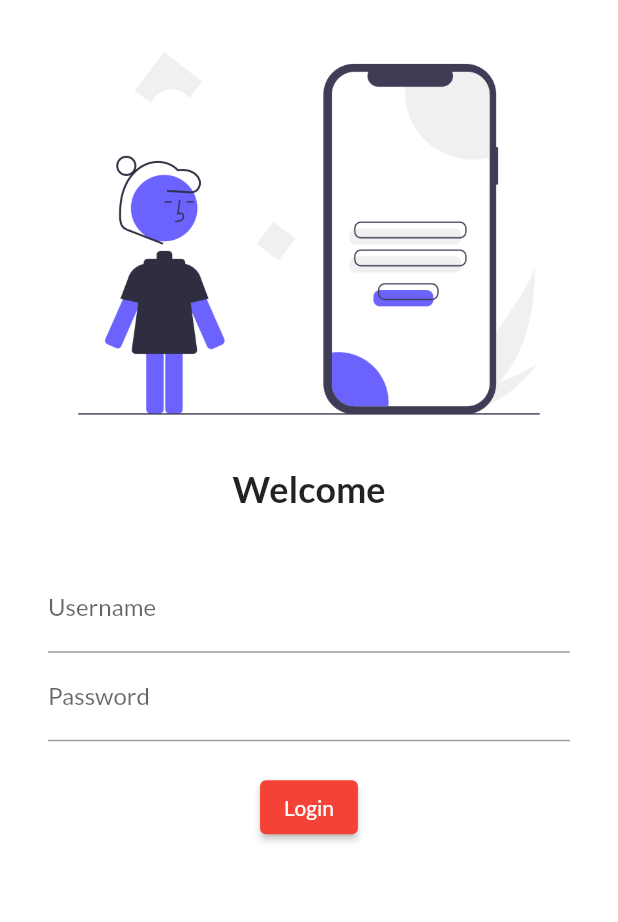
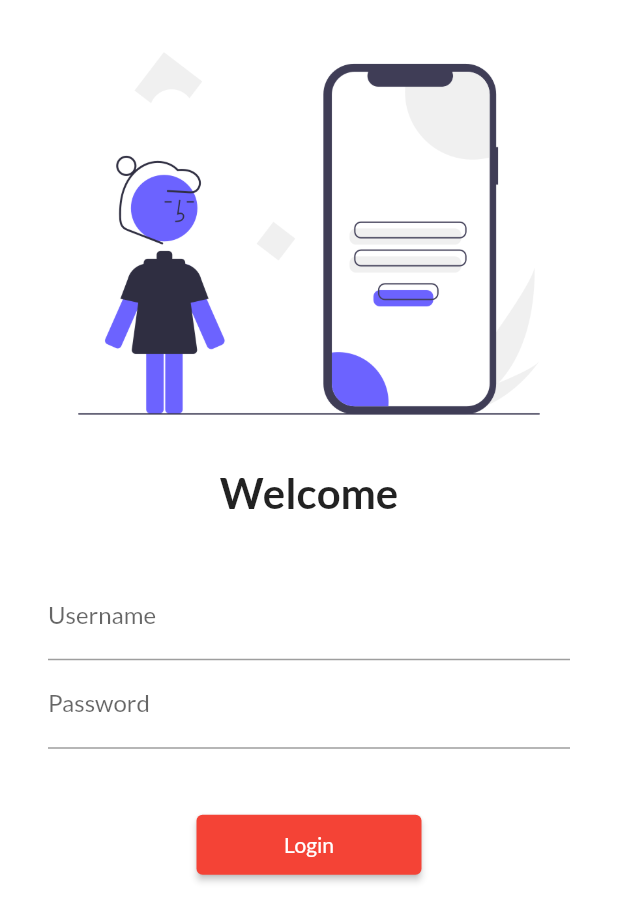
Before and after one commit to waleedraza22221/30DaysOfFlutter, a Flutter app: the screen it shows after launch, on a phone screen of 412 x 824 dp. Shown: the top 922 px of the screen. Run offline on Flutter 3.47's test engine with Material 2 defaults, Android fonts, the phone set to English and light mode, and no system bars; our stand-ins replace google_fonts.

Commit message:
Day 5 Completed

```diff
--- a/lib/main.dart
+++ b/lib/main.dart
@@ -1,6 +1,7 @@
 import 'package:flutter/material.dart';
 import 'package:flutter_catalog/pages/home_page.dart';
 import 'package:flutter_catalog/pages/login_page.dart';
+import 'package:flutter_catalog/utils/routes.dart';
 import 'package:google_fonts/google_fonts.dart';
 
 void main() {
@@ -16,12 +17,13 @@ class MyApp extends StatelessWidget {
         primarySwatch: Colors.red,
         fontFamily: GoogleFonts.lato().fontFamily,
       ),
+      //debugShowCheckedModeBanner: false,
       darkTheme: ThemeData(primarySwatch: Colors.red),
       initialRoute: "/",
       routes: {
         "/": (context) => LoginPage(),
-        "/home": (context) => HomePage(),
-        "/login": (context) => LoginPage()
+        MyRoutes.homeRoute: (context) => HomePage(),
+        MyRoutes.loginRoute: (context) => LoginPage()
       },
     );
   }
--- a/lib/pages/login_page.dart
+++ b/lib/pages/login_page.dart
@@ -1,10 +1,12 @@
 import 'package:flutter/material.dart';
+import 'package:flutter_catalog/utils/routes.dart';
 
 class LoginPage extends StatelessWidget {
   @override
   Widget build(BuildContext context) {
     return Material(
         color: Colors.white,
+        child: SingleChildScrollView(
           child: Column(
             children: [
               Image.asset(
@@ -13,7 +15,7 @@ class LoginPage extends StatelessWidget {
               ),
               Text(
                 "Welcome",
-              style: TextStyle(fontSize: 24, fontWeight: FontWeight.bold),
+                style: TextStyle(fontSize: 28, fontWeight: FontWeight.bold),
               ),
               SizedBox(
                 height: 20.0,
@@ -35,18 +37,19 @@ class LoginPage extends StatelessWidget {
                             hintText: "Enter Password", labelText: "Password"),
                       ),
                       SizedBox(
-                      height: 20.0,
+                        height: 40.0,
                       ),
                       ElevatedButton(
                         child: Text("Login"),
-                      style: TextButton.styleFrom(),
+                        style: TextButton.styleFrom(minimumSize: Size(150, 40)),
                         onPressed: () {
-                        print("Hi Waleed Raza");
+                          Navigator.pushNamed(context, MyRoutes.homeRoute);
                         },
                       )
                     ],
                   ))
             ],
+          ),
         ));
   }
 }
--- /dev/null
+++ b/lib/utils/routes.dart
@@ -0,0 +1,4 @@
+class MyRoutes {
+  static String loginRoute = "/login";
+  static String homeRoute = "/home";
+}
```
Lines whose indentation alone changed are shown as unchanged.
